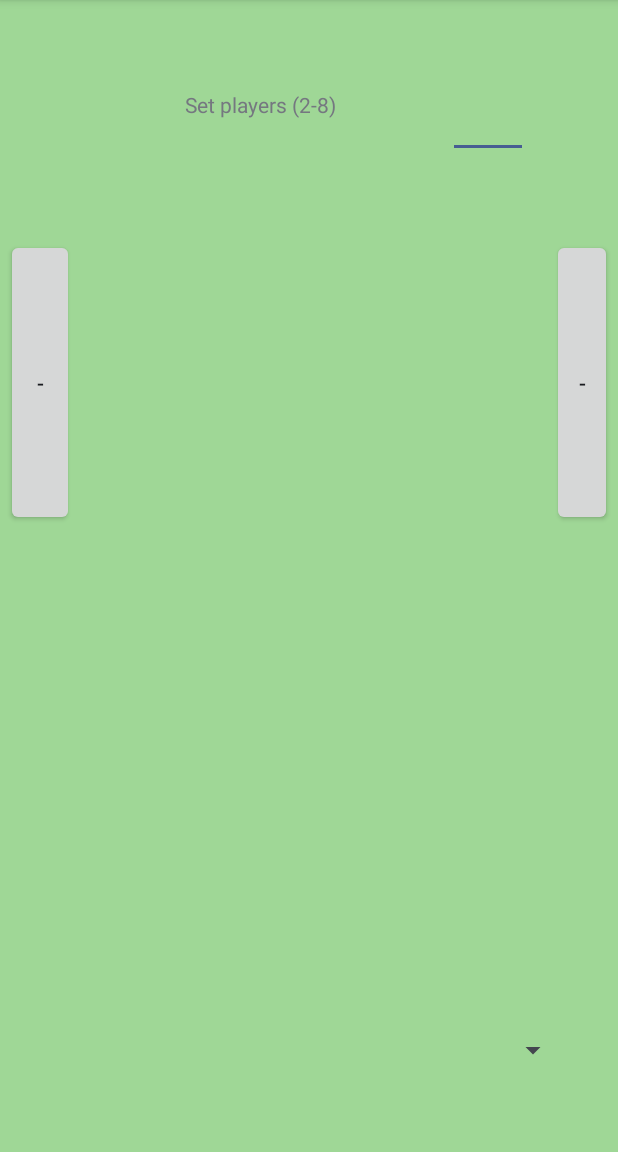
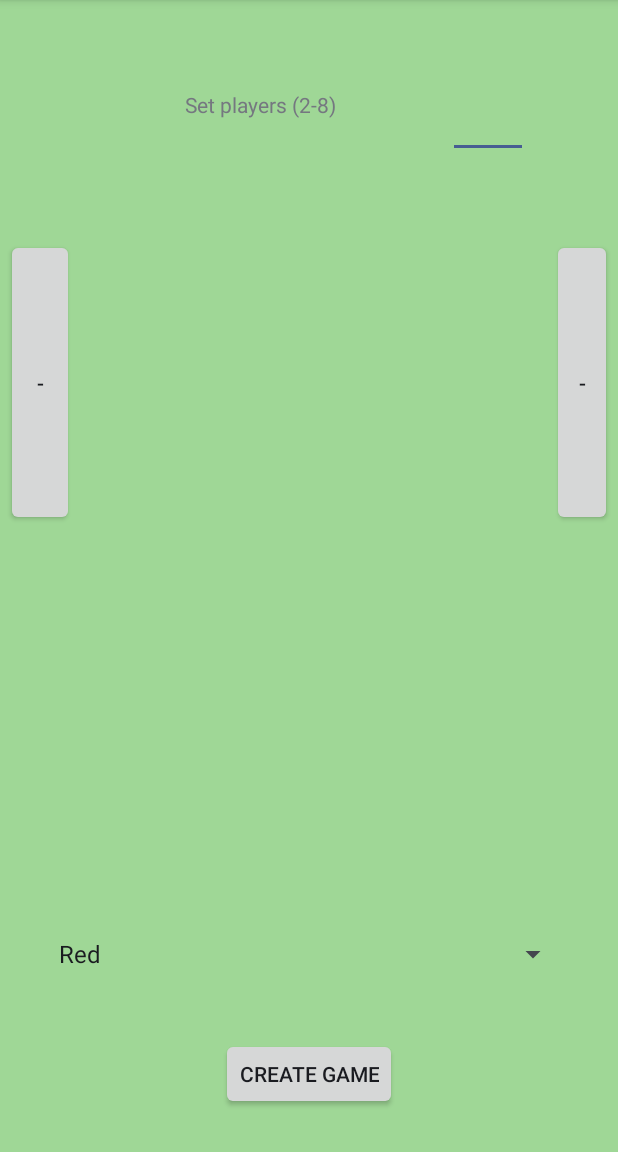
Before and after one commit to Mongolpoly/MyApplication, an Android app: the CreateGame screen opened directly, with no data from a screen before it, on a phone screen of 412 x 824 dp, the part 84-1236 px from its top. Run offline under Robolectric (Android 15) with nearby library versions, the phone set to English and light mode, and no system bars.

Commit message:
Interfaces Fixed

```diff
--- a/app/src/main/java/com/example/java/myapplication/CreateGame.java
+++ b/app/src/main/java/com/example/java/myapplication/CreateGame.java
@@ -1,11 +1,19 @@
 package com.example.java.myapplication;
 
 import android.app.Activity;
+import android.content.Intent;
 import android.os.Bundle;
 import android.text.Editable;
 import android.text.TextWatcher;
+import android.view.View;
+import android.widget.ArrayAdapter;
+import android.widget.Button;
 import android.widget.EditText;
+import android.widget.Spinner;
 import android.widget.Toast;
+
+import java.util.ArrayList;
+import java.util.List;
 
 public class CreateGame extends Activity {
 
@@ -17,7 +25,6 @@ public class CreateGame extends Activity {
         setContentView(R.layout.activity_create_game);
         user = getIntent().getStringExtra("USUARIO");
         final EditText et_num = (EditText) findViewById(R.id.et_njugadores);
-        Toast.makeText(this, "usuario: "+user, Toast.LENGTH_SHORT).show();
         et_num.addTextChangedListener(new TextWatcher() {
             @Override
             public void beforeTextChanged(CharSequence s, int start, int count, int after) {}
@@ -37,5 +44,28 @@ public class CreateGame extends Activity {
             @Override
             public void afterTextChanged (Editable editable){}
         });
+        Spinner spinner = findViewById(R.id.spinner);
+        List<String> list = new ArrayList<String>();
+        list.add(getString(R.string.red));
+        list.add(getString(R.string.blue));
+        list.add(getString(R.string.yellow));
+        list.add(getString(R.string.purple));
+        list.add(getString(R.string.orange));
+        list.add(getString(R.string.green));
+        list.add(getString(R.string.white));
+        list.add(getString(R.string.black));
+        ArrayAdapter<String> adapter = new ArrayAdapter<String>(this, android.R.layout.simple_spinner_item, list);
+        adapter.setDropDownViewResource(android.R.layout.simple_spinner_dropdown_item);
+        spinner.setAdapter(adapter);
+        Button btn = (Button) findViewById(R.id.btn_create_game);
+        btn.setOnClickListener(new View.OnClickListener() {
+            @Override
+            public void onClick(View view) {
+                Intent i = new Intent(CreateGame.this, Game.class);
+                //i.putExtra(spinner);
+                //i.putExtra()
+            }
+        });
+
     }
 }
--- a/app/src/main/res/layout/activity_create_game.xml
+++ b/app/src/main/res/layout/activity_create_game.xml
@@ -39,10 +39,10 @@
         android:id="@+id/spinner"
         android:layout_width="348dp"
         android:layout_height="wrap_content"
-        android:layout_marginBottom="56dp"
+        android:layout_marginBottom="44dp"
         android:layout_marginEnd="8dp"
         android:layout_marginStart="8dp"
-        app:layout_constraintBottom_toBottomOf="parent"
+        app:layout_constraintBottom_toTopOf="@+id/btn_create_game"
         app:layout_constraintEnd_toEndOf="parent"
         app:layout_constraintHorizontal_bias="0.489"
         app:layout_constraintStart_toStartOf="parent" />
@@ -79,4 +79,16 @@
         app:layout_constraintStart_toEndOf="@+id/btn_prev"
         app:layout_constraintTop_toBottomOf="@+id/tv_n_jugadores" />
 
+    <Button
+        android:id="@+id/btn_create_game"
+        android:layout_width="wrap_content"
+        android:layout_height="wrap_content"
+        android:layout_marginBottom="28dp"
+        android:layout_marginEnd="8dp"
+        android:layout_marginStart="8dp"
+        android:text="@string/create_game"
+        app:layout_constraintBottom_toBottomOf="parent"
+        app:layout_constraintEnd_toEndOf="parent"
+        app:layout_constraintStart_toStartOf="parent" />
+
 </android.support.constraint.ConstraintLayout>
--- a/app/src/main/res/values/strings.xml
+++ b/app/src/main/res/values/strings.xml
@@ -13,4 +13,12 @@
     <string name="games">Games</string>
     <string name="closed">Closed</string>
     <string name="max_users">Set players (2-8)</string>
+    <string name="red">Red</string>
+    <string name="blue">Blue</string>
+    <string name="yellow">Yellow</string>
+    <string name="purple">Purple</string>
+    <string name="orange">Orange</string>
+    <string name="green">Green</string>
+    <string name="white">White</string>
+    <string name="black">Black</string>
 </resources>
```
Also changed, not shown: 8 other files.
